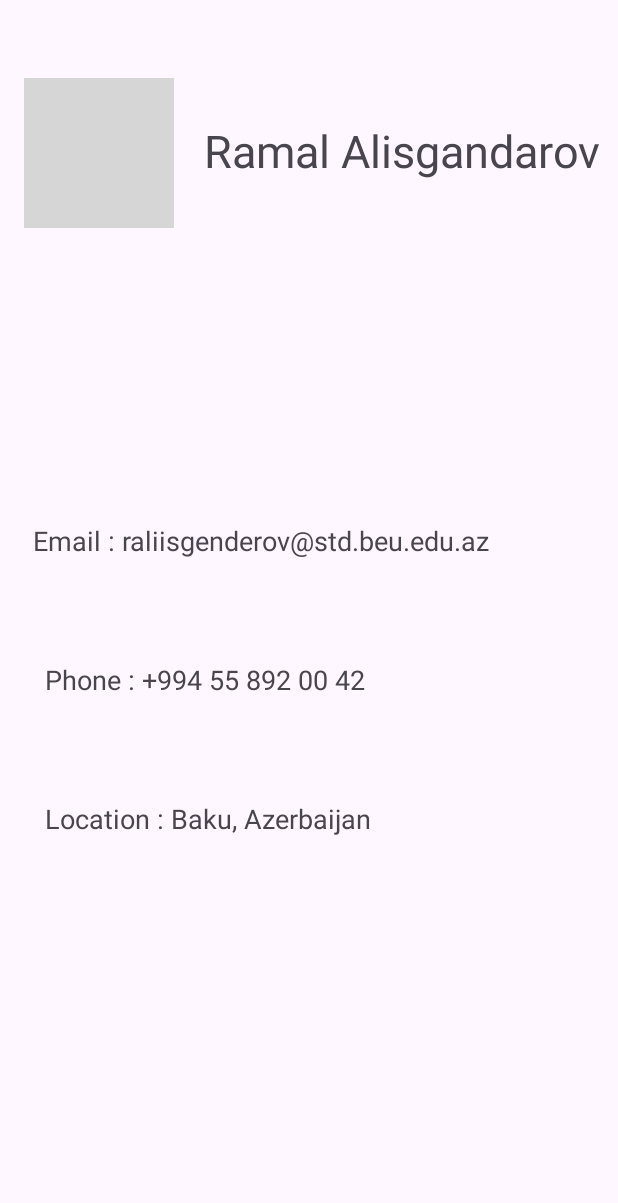
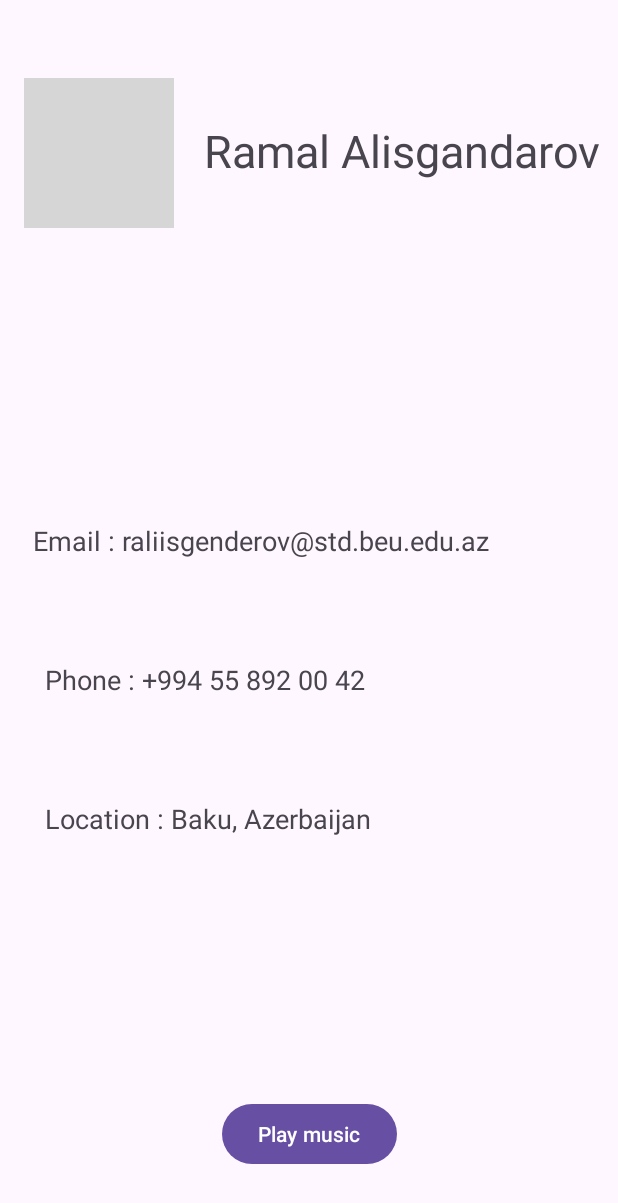
Before and after one commit to BakuEngineeringUniversity/create-intent-mp-app-Ramalalisgandarov, an Android app: the screen it shows after launch (MainActivity), on a phone screen of 412 x 824 dp. Shown: the top 1203 px of the screen. Run offline under Robolectric (Android 15) with nearby library versions, the phone set to English and light mode, and no system bars; grey boxes are pictures that could not be loaded.

Commit message:
make musis

```diff
--- a/app/src/main/java/com/example/myapplicationhw/MainActivity.kt
+++ b/app/src/main/java/com/example/myapplicationhw/MainActivity.kt
@@ -7,7 +7,7 @@ import android.widget.TextView
 import androidx.appcompat.app.AppCompatActivity
 
 class MainActivity : AppCompatActivity() {
-
+    private var mediaPlayer: android.media.MediaPlayer? = null
     override fun onCreate(savedInstanceState: Bundle?) {
         super.onCreate(savedInstanceState)
         setContentView(R.layout.activity_main)
@@ -42,5 +42,13 @@ class MainActivity : AppCompatActivity() {
             }
             startActivity(phoneIntent)
         }
+        val playButton = findViewById<android.widget.Button>(R.id.button)
+
+        playButton.setOnClickListener {
+            if (mediaPlayer == null) {
+                mediaPlayer = android.media.MediaPlayer.create(this, R.raw.mahni)
+                mediaPlayer?.start()
+            }
+        }
     }
 }
--- a/app/src/main/res/layout/activity_main.xml
+++ b/app/src/main/res/layout/activity_main.xml
@@ -74,5 +74,14 @@
         app:layout_constraintHorizontal_bias="0.085"
         app:layout_constraintStart_toStartOf="parent"
         app:layout_constraintTop_toBottomOf="@+id/textView3" />
+    <Button
+        android:id="@+id/button"
+        android:layout_width="wrap_content"
+        android:layout_height="wrap_content"
+        android:layout_marginBottom="44dp"
+        android:text="Play music"
+        app:layout_constraintBottom_toBottomOf="parent"
+        app:layout_constraintEnd_toEndOf="parent"
+        app:layout_constraintStart_toStartOf="parent" />
 
 </androidx.constraintlayout.widget.ConstraintLayout>
```
Also changed, not shown: 1 other file.
